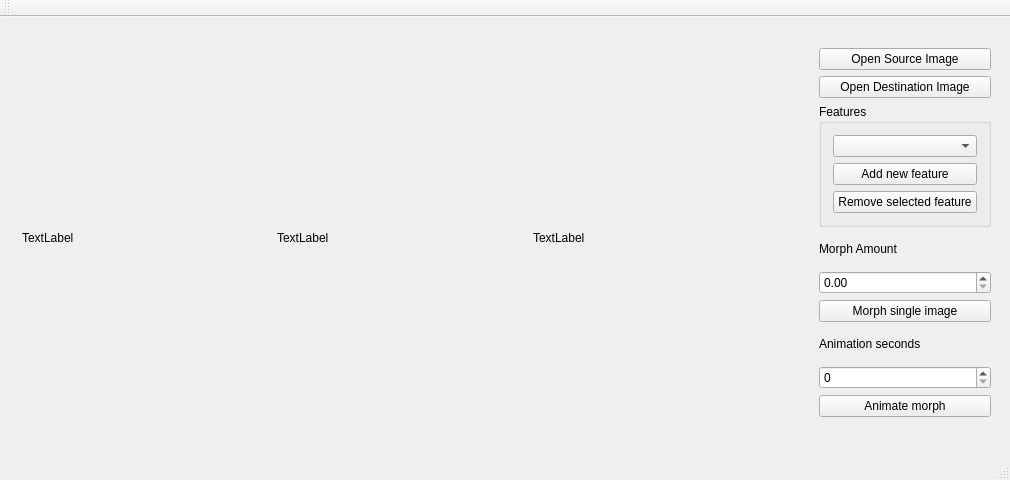
carolhmj/featuremorph, file mainwindow.ui: the form before one commit.
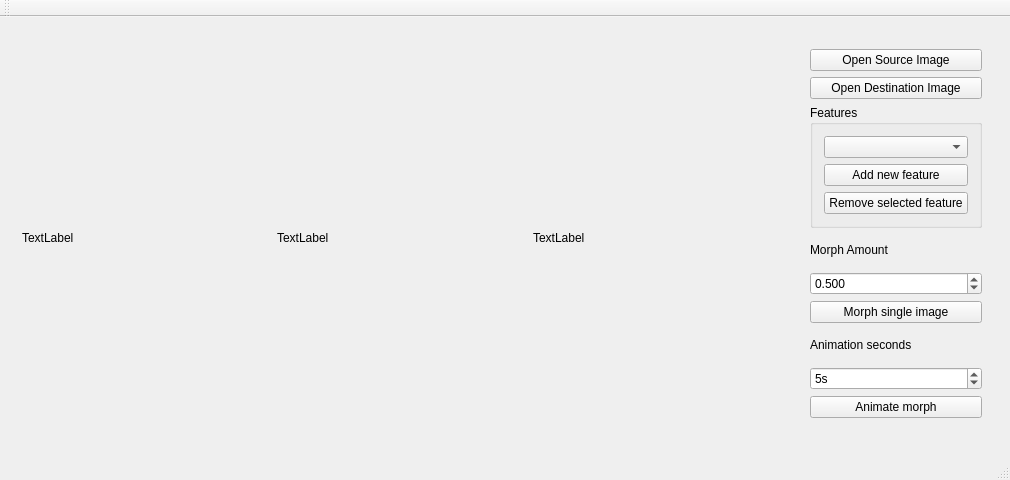
The form after the commit.

Commit message: Gerar uma imagem e gerar múltiplas imagens

```diff
--- a/mainwindow.ui
+++ b/mainwindow.ui
@@ -95,8 +95,8 @@
       <widget class="QWidget" name="layoutWidget">
        <property name="geometry">
         <rect>
-         <x>9</x>
-         <y>9</y>
+         <x>0</x>
+         <y>10</y>
          <width>194</width>
          <height>391</height>
         </rect>
@@ -158,7 +158,20 @@
              </widget>
             </item>
             <item>
-             <widget class="QDoubleSpinBox" name="morphSingleAmount"/>
+             <widget class="QDoubleSpinBox" name="morphSingleAmount">
+              <property name="decimals">
+               <number>3</number>
+              </property>
+              <property name="maximum">
+               <double>1.000000000000000</double>
+              </property>
+              <property name="singleStep">
+               <double>0.100000000000000</double>
+              </property>
+              <property name="value">
+               <double>0.500000000000000</double>
+              </property>
+             </widget>
             </item>
            </layout>
           </item>
@@ -183,7 +196,20 @@
              </widget>
             </item>
             <item>
-             <widget class="QSpinBox" name="morphAnimationSec"/>
+             <widget class="QSpinBox" name="morphAnimationSec">
+              <property name="suffix">
+               <string>s</string>
+              </property>
+              <property name="minimum">
+               <number>1</number>
+              </property>
+              <property name="maximum">
+               <number>1440</number>
+              </property>
+              <property name="value">
+               <number>5</number>
+              </property>
+             </widget>
             </item>
            </layout>
           </item>
```
The commit also changes 2 other files.
